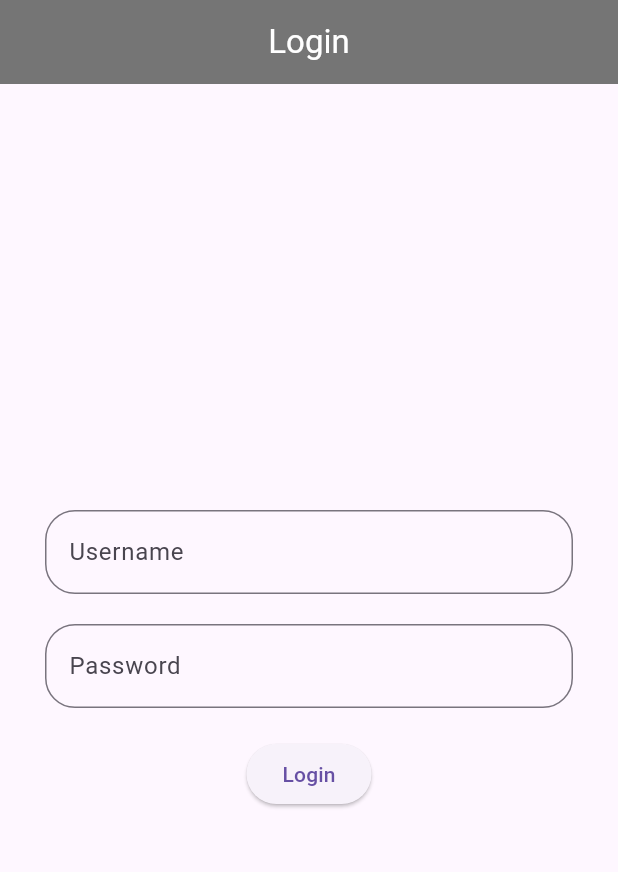
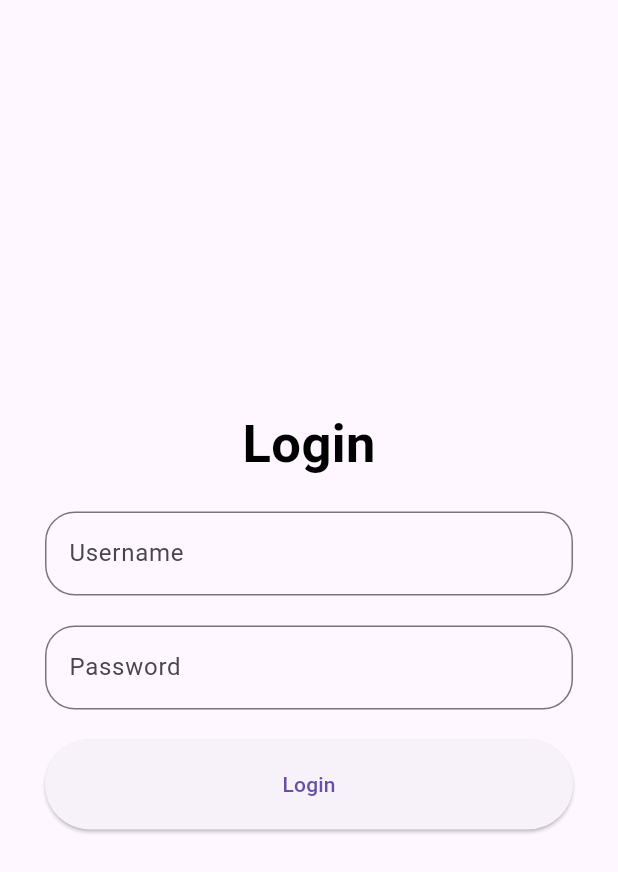
Before and after one commit to priyagupta-js/basics_flutter_projects, a Flutter app: the screen it shows after launch, on a phone screen of 412 x 824 dp. Shown: the top 872 px of the screen. Run offline on Flutter 3.47's test engine with Material 3 defaults, Android fonts, the phone set to English and light mode, and no system bars.

Commit message:
Update style of Login page

```diff
--- a/login_signup/lib/Login.dart
+++ b/login_signup/lib/Login.dart
@@ -45,19 +45,33 @@ class _LoginState extends State<Login> {
   @override
   Widget build(BuildContext context) {
     return Scaffold(
-        appBar: AppBar(
-          title: Text('Login',
-              style: TextStyle(
-                color: Colors.white,
-              )),
-          backgroundColor: Colors.grey[600],
-          centerTitle: true,
-        ),
+        // backgroundColor: Colors.black,
+        // ----- appBar -----------
+        // appBar: AppBar(
+        //   title: Text('Login',
+        //       style: TextStyle(
+        //         color: Colors.white,
+        //       )),
+        //   backgroundColor: Colors.black,
+        //   centerTitle: true,
+        // ),
+        // ----- appBar -----------
         body: Padding(
             padding: EdgeInsets.all(30),
             child: Column(
               mainAxisAlignment: MainAxisAlignment.center,
               children: [
+                Text('Login',
+                    style: TextStyle(
+                      fontSize: 35,
+                      color: Colors.black,
+                      fontWeight: FontWeight.bold,
+                    )),
+                SizedBox(
+                  height: 20,
+                ),
+
+                // Username field
                 TextField(
                   decoration: InputDecoration(
                       border: OutlineInputBorder(
@@ -67,16 +81,28 @@ class _LoginState extends State<Login> {
                 SizedBox(
                   height: 20,
                 ),
+
+                // Password field
                 TextField(
-                    decoration: InputDecoration(
-                  border: OutlineInputBorder(
-                      borderRadius: BorderRadius.circular(20)),
-                  labelText: 'Password',
-                )),
+                  decoration: InputDecoration(
+                      border: OutlineInputBorder(
+                          borderRadius: BorderRadius.circular(20)),
+                      labelText: 'Password'),
+                  obscureText: true,
+                ),
+
                 SizedBox(
                   height: 20,
                 ),
-                ElevatedButton(onPressed: () {}, child: Text('Login'))
+                SizedBox(
+                    width: double.infinity,
+                    child: ElevatedButton(
+                      onPressed: () {},
+                      child: Text('Login'),
+                      style: ElevatedButton.styleFrom(
+                        padding: EdgeInsets.symmetric(vertical: 20),
+                      ),
+                    )),
               ],
             )));
   }
```
